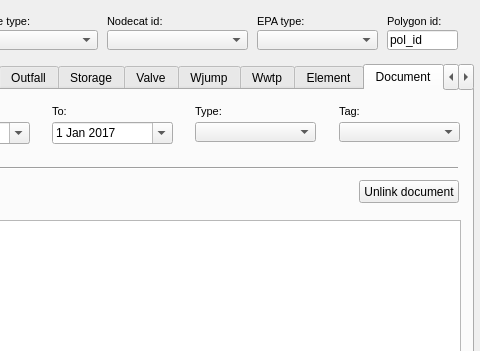
Qt form ui/ud_man_node.ui (Giswater/giswater_qgis_plugin) before a commit; both pictures show x 113 to 593 and y 0 to 351 of the 593 by 632 pixel window.
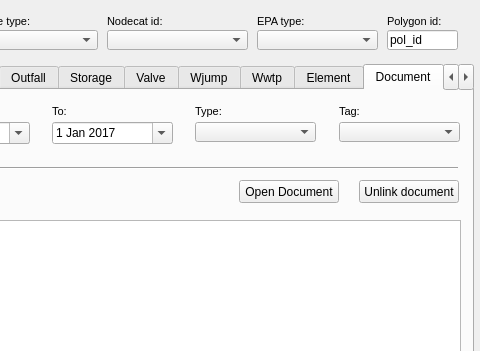
The same form after that commit. The open tabs and pages were chosen to show the change.

Commit message: #129 wip, add button open_document

The edit to the form file:
```diff
--- a/ui/ud_man_node.ui
+++ b/ui/ud_man_node.ui
@@ -14782,6 +14782,19 @@
       <number>3</number>
      </property>
     </widget>
+    <widget class="QPushButton" name="btn_open_path">
+     <property name="geometry">
+      <rect>
+       <x>340</x>
+       <y>90</y>
+       <width>100</width>
+       <height>23</height>
+      </rect>
+     </property>
+     <property name="text">
+      <string>Open Document</string>
+     </property>
+    </widget>
    </widget>
    <widget class="QWidget" name="tab_19">
     <attribute name="title">
```
Left out of the diff: 2 changed lines with no effect on the pictures. The commit also changes 9 other files.
